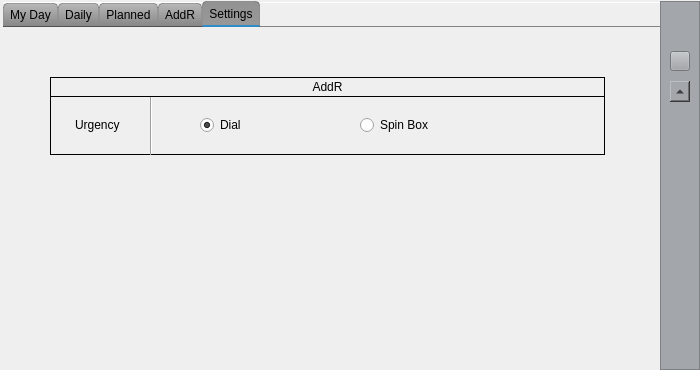
Before: the Qt Designer form mainwindow.ui in Nischall01/SimpleTo_Do-GUI, drawn with Qt 5.
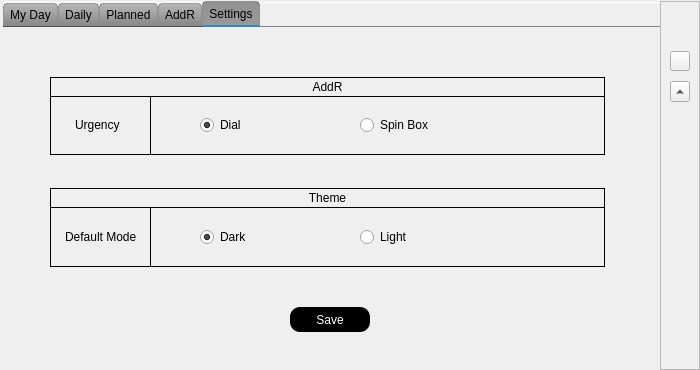
After: the same form once the commit is applied. The open tabs and pages were chosen to show the change. Icons and pictures are not drawn.

Diff of the .ui file:
```diff
--- a/mainwindow.ui
+++ b/mainwindow.ui
@@ -25,8 +25,8 @@
     <height>370</height>
    </size>
   </property>
-  <property name="windowTitle">
-   <string>MainWindow</string>
+  <property name="layoutDirection">
+   <enum>Qt::LeftToRight</enum>
   </property>
   <property name="autoFillBackground">
    <bool>false</bool>
@@ -369,6 +369,15 @@
 }
 </string>
   </property>
+  <property name="iconSize">
+   <size>
+    <width>25</width>
+    <height>25</height>
+   </size>
+  </property>
+  <property name="toolButtonStyle">
+   <enum>Qt::ToolButtonIconOnly</enum>
+  </property>
   <property name="tabShape">
    <enum>QTabWidget::Rounded</enum>
   </property>
@@ -1180,13 +1189,16 @@
         <rect>
          <x>100</x>
          <y>0</y>
-         <width>3</width>
-         <height>60</height>
+         <width>1</width>
+         <height>59</height>
         </rect>
        </property>
        <property name="styleSheet">
         <string notr="true"/>
        </property>
+       <property name="frameShadow">
+        <enum>QFrame::Plain</enum>
+       </property>
        <property name="orientation">
         <enum>Qt::Vertical</enum>
        </property>
@@ -1225,6 +1237,180 @@
        <set>Qt::AlignCenter</set>
       </property>
      </widget>
+     <widget class="QLabel" name="label_settings_Theme">
+      <property name="geometry">
+       <rect>
+        <x>50</x>
+        <y>161</y>
+        <width>555</width>
+        <height>20</height>
+       </rect>
+      </property>
+      <property name="font">
+       <font>
+        <fontweight>DemiBold</fontweight>
+       </font>
+      </property>
+      <property name="autoFillBackground">
+       <bool>true</bool>
+      </property>
+      <property name="frameShape">
+       <enum>QFrame::Box</enum>
+      </property>
+      <property name="frameShadow">
+       <enum>QFrame::Plain</enum>
+      </property>
+      <property name="lineWidth">
+       <number>1</number>
+      </property>
+      <property name="text">
+       <string>Theme</string>
+      </property>
+      <property name="alignment">
+       <set>Qt::AlignCenter</set>
+      </property>
+     </widget>
+     <widget class="QFrame" name="frame_2">
+      <property name="geometry">
+       <rect>
+        <x>50</x>
+        <y>180</y>
+        <width>555</width>
+        <height>60</height>
+       </rect>
+      </property>
+      <property name="autoFillBackground">
+       <bool>true</bool>
+      </property>
+      <property name="frameShape">
+       <enum>QFrame::Box</enum>
+      </property>
+      <property name="frameShadow">
+       <enum>QFrame::Plain</enum>
+      </property>
+      <property name="lineWidth">
+       <number>1</number>
+      </property>
+      <property name="midLineWidth">
+       <number>0</number>
+      </property>
+      <widget class="QLabel" name="label_settings_Mode">
+       <property name="geometry">
+        <rect>
+         <x>15</x>
+         <y>20</y>
+         <width>75</width>
+         <height>20</height>
+        </rect>
+       </property>
+       <property name="layoutDirection">
+        <enum>Qt::LeftToRight</enum>
+       </property>
+       <property name="autoFillBackground">
+        <bool>false</bool>
+       </property>
+       <property name="styleSheet">
+        <string notr="true">border: 0px;</string>
+       </property>
+       <property name="frameShape">
+        <enum>QFrame::HLine</enum>
+       </property>
+       <property name="text">
+        <string>Default Mode</string>
+       </property>
+      </widget>
+      <widget class="QRadioButton" name="radioButton_Light">
+       <property name="geometry">
+        <rect>
+         <x>310</x>
+         <y>20</y>
+         <width>80</width>
+         <height>20</height>
+        </rect>
+       </property>
+       <property name="autoFillBackground">
+        <bool>false</bool>
+       </property>
+       <property name="styleSheet">
+        <string notr="true">border: 0px;</string>
+       </property>
+       <property name="text">
+        <string>Light</string>
+       </property>
+       <property name="checked">
+        <bool>false</bool>
+       </property>
+      </widget>
+      <widget class="QRadioButton" name="radioButton_Dark">
+       <property name="geometry">
+        <rect>
+         <x>150</x>
+         <y>20</y>
+         <width>90</width>
+         <height>20</height>
+        </rect>
+       </property>
+       <property name="autoFillBackground">
+        <bool>false</bool>
+       </property>
+       <property name="styleSheet">
+        <string notr="true">border: 0px;
+</string>
+       </property>
+       <property name="text">
+        <string>Dark</string>
+       </property>
+       <property name="checked">
+        <bool>true</bool>
+       </property>
+      </widget>
+      <widget class="Line" name="line_3">
+       <property name="geometry">
+        <rect>
+         <x>100</x>
+         <y>0</y>
+         <width>1</width>
+         <height>59</height>
+        </rect>
+       </property>
+       <property name="styleSheet">
+        <string notr="true"/>
+       </property>
+       <property name="frameShadow">
+        <enum>QFrame::Plain</enum>
+       </property>
+       <property name="orientation">
+        <enum>Qt::Vertical</enum>
+       </property>
+      </widget>
+     </widget>
+     <widget class="QPushButton" name="pushButton_settings_Save">
+      <property name="geometry">
+       <rect>
+        <x>290</x>
+        <y>280</y>
+        <width>80</width>
+        <height>25</height>
+       </rect>
+      </property>
+      <property name="styleSheet">
+       <string notr="true">background-color: rgb(0, 0, 0);
+color: rgb(255, 255, 255);
+border-radius: 10px;</string>
+      </property>
+      <property name="text">
+       <string>Save</string>
+      </property>
+      <property name="checkable">
+       <bool>false</bool>
+      </property>
+      <property name="default">
+       <bool>false</bool>
+      </property>
+      <property name="flat">
+       <bool>false</bool>
+      </property>
+     </widget>
     </widget>
    </widget>
    <widget class="QFrame" name="sideBar">
@@ -1236,14 +1422,26 @@
       <height>369</height>
      </rect>
     </property>
+    <property name="sizePolicy">
+     <sizepolicy hsizetype="Preferred" vsizetype="Preferred">
+      <horstretch>0</horstretch>
+      <verstretch>0</verstretch>
+     </sizepolicy>
+    </property>
+    <property name="autoFillBackground">
+     <bool>true</bool>
+    </property>
     <property name="styleSheet">
-     <string notr="true">background-color: rgb(163, 166, 170);</string>
+     <string notr="true"/>
     </property>
     <property name="frameShape">
      <enum>QFrame::StyledPanel</enum>
     </property>
     <property name="frameShadow">
-     <enum>QFrame::Raised</enum>
+     <enum>QFrame::Plain</enum>
+    </property>
+    <property name="lineWidth">
+     <number>1</number>
     </property>
     <widget class="QPushButton" name="pushButton_add">
      <property name="geometry">
@@ -1260,6 +1458,9 @@
        <height>16777215</height>
       </size>
      </property>
+     <property name="autoFillBackground">
+      <bool>true</bool>
+     </property>
      <property name="styleSheet">
       <string notr="true"/>
      </property>
@@ -1270,6 +1471,9 @@
       <iconset>
        <normaloff>../build-SimpleTo_Do-GUI--Desktop_Qt_6_6_0_MinGW_64_bit-Debug/plus.png</normaloff>../build-SimpleTo_Do-GUI--Desktop_Qt_6_6_0_MinGW_64_bit-Debug/plus.png</iconset>
      </property>
+     <property name="flat">
+      <bool>false</bool>
+     </property>
     </widget>
     <widget class="QPushButton" name="pushButton_dark">
      <property name="geometry">
@@ -1316,7 +1520,7 @@
       </rect>
      </property>
      <property name="styleSheet">
-      <string notr="true">border-radius: 30%;</string>
+      <string notr="true">border-radius: 3px;</string>
      </property>
      <property name="text">
       <string/>
@@ -1344,9 +1548,6 @@
        <height>21</height>
       </rect>
      </property>
-     <property name="text">
-      <string>...</string>
-     </property>
      <property name="popupMode">
       <enum>QToolButton::DelayedPopup</enum>
      </property>
```
Left out of the diff: 22 changed lines with no effect on the pictures.
